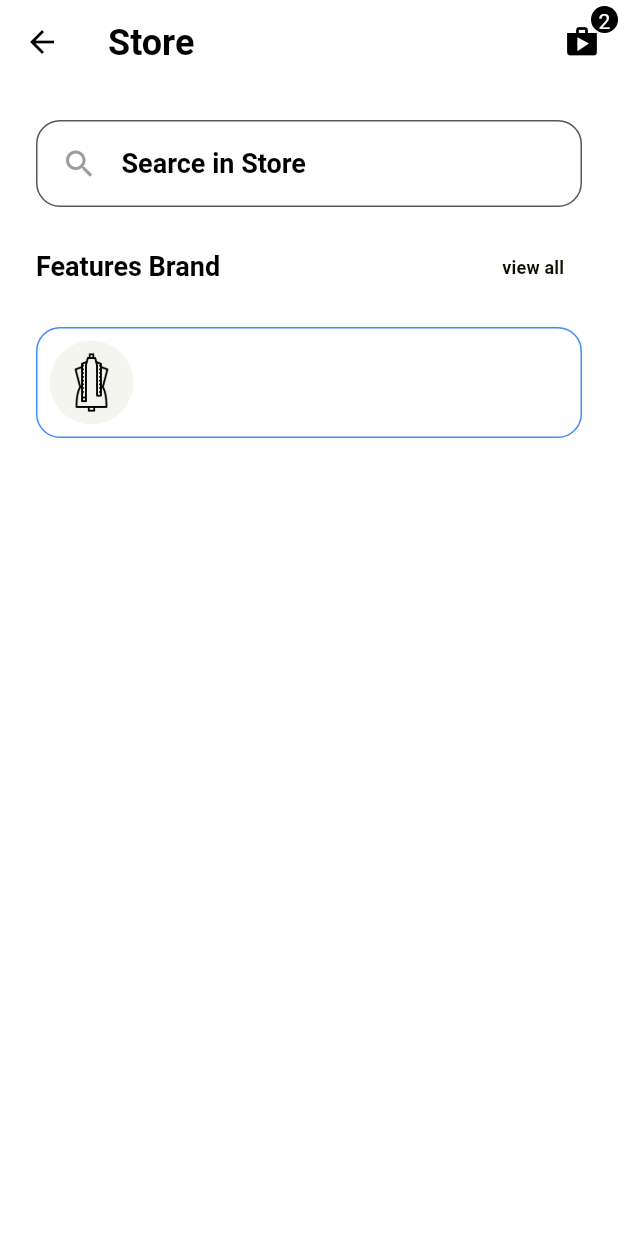
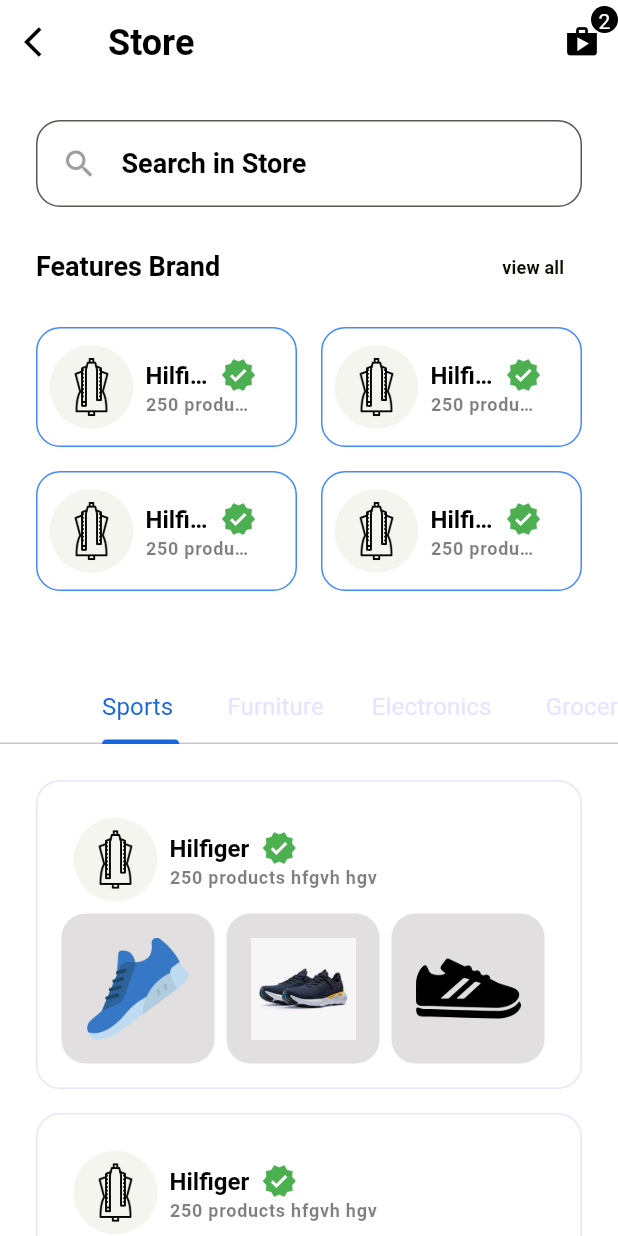
Before and after one commit to arnabislam/E_commerce_app, a Flutter app: the StoreView screen opened by its route, on a phone screen of 412 x 824 dp. Run offline on Flutter 3.47's test engine with Material 3 defaults, Android fonts, the phone set to English and light mode, and no system bars; our stand-ins replace carousel_slider, get, smooth_page_indicator.

Commit message:
store view  full done

```diff
--- a/lib/app/modules/home/views/home_view.dart
+++ b/lib/app/modules/home/views/home_view.dart
@@ -13,6 +13,7 @@ import 'package:get/get.dart';
 
 import '../../onboardimg/views/widgets/customShape/caro_slider.dart';
 import '../../onboardimg/views/widgets/customShape/circular_container.dart';
+import '../../onboardimg/views/widgets/customShape/grid_layout.dart';
 import '../../onboardimg/views/widgets/customShape/primaryHeader.dart';
 import '../../onboardimg/views/widgets/customShape/product_card_vertical.dart';
 import '../../onboardimg/views/widgets/customShape/rRoundedImage.dart';
@@ -102,19 +103,7 @@ class HomeView extends GetView<HomeController> {
                     textColor: Colors.black,
                     showActionbutton: true,
                   ),
-                  GridView.builder(
-                    shrinkWrap: true,
-                    itemCount: 8,
-                    padding: EdgeInsets.zero,
-                    physics: NeverScrollableScrollPhysics(),
-                    gridDelegate:
-                        const SliverGridDelegateWithFixedCrossAxisCount(
-                            crossAxisCount: 2,
-                            mainAxisExtent: 288,
-                            mainAxisSpacing: rSize.gridViewSpacing,
-                            crossAxisSpacing: rSize.gridViewSpacing),
-                    itemBuilder: (_, index) => rProductCardVertical(),
-                  )
+                  rGridLayout(itemCount: 4, itemBuilder: (_,index ) =>rProductCardVertical())
                   //  rProductCardVertical()
                 ],
               ),
--- /dev/null
+++ b/lib/app/modules/onboardimg/views/widgets/customShape/brand_show_case.dart
@@ -0,0 +1,48 @@
+import 'package:e_commerce/app/modules/onboardimg/views/widgets/customShape/rbrand_card.dart';
+import 'package:e_commerce/app/modules/onboardimg/views/widgets/customShape/rounded_container.dart';
+import 'package:flutter/material.dart';
+
+import '../../../../../../constant/colors.dart';
+import '../../../../../../device/helper_function.dart';
+import '../../../../../../utils/size.dart';
+class rBrandShowCase extends StatelessWidget {
+  const rBrandShowCase({
+    super.key,
+    required this.dark, required this.images,
+  });
+
+  final bool dark;
+  final List<String>images;
+
+  @override
+  Widget build(BuildContext context) {
+    return rRoundedContainer(
+      padding:EdgeInsets.all(rSize.md),
+      showBorder: true,
+      backgroundColor: Colors.transparent,
+      borderColor: rColors.darkGrey,
+      margin: EdgeInsets.only(bottom: rSize.spaceBtwItems),
+      child: Column(
+        children: [rbrand_card(dark: dark, showBorder: false),
+          Row(
+              mainAxisAlignment: MainAxisAlignment.center,
+              children:
+              images.map((image)=>brandTopProductImageWidget(image, context)).toList()
+          )
+        ],
+      ),
+
+    );
+  }
+}
+
+Widget brandTopProductImageWidget(String image,context){
+  return   Expanded(
+    child: rRoundedContainer(height: 100,
+      backgroundColor: TheHelperFunctions.isDarkMode(BuildContext, context)?rColors.light:rColors.disabledButton,
+      margin: EdgeInsets.only(right: rSize.sm),
+      padding: EdgeInsets.all(rSize.md),
+      child: Image(image:AssetImage(image),fit: BoxFit.cover,),
+    ),
+  );
+}
--- /dev/null
+++ b/lib/app/modules/onboardimg/views/widgets/customShape/category_tab.dart
@@ -0,0 +1,52 @@
+import 'package:e_commerce/app/modules/onboardimg/views/widgets/customShape/grid_layout.dart';
+import 'package:e_commerce/app/modules/onboardimg/views/widgets/customShape/product_card_vertical.dart';
+import 'package:e_commerce/app/modules/onboardimg/views/widgets/customShape/section_heading.dart';
+import 'package:flutter/material.dart';
+
+import '../../../../../../constant/imageString.dart';
+import '../../../../../../utils/size.dart';
+import 'brand_show_case.dart';
+
+class rCategoryTab extends StatelessWidget {
+  const rCategoryTab({super.key, required this.dark});
+
+  final bool dark;
+  @override
+  Widget build(BuildContext context) {
+    return ListView(
+      shrinkWrap: true,
+      physics: NeverScrollableScrollPhysics(),
+      children: [
+        Padding(
+          padding: EdgeInsets.all(rSize.defaultSpace),
+          child: Column(
+            children: [
+              rBrandShowCase(
+                images: const [
+                  rImageString.productImage1,
+                  rImageString.productImage2,
+                  rImageString.productImage3
+                ],
+                dark: dark,
+              ),
+
+              rBrandShowCase(
+                images: const [
+                  rImageString.productImage1,
+                  rImageString.productImage2,
+                  rImageString.productImage3
+                ],
+                dark: dark,
+              ),
+
+              const rSectionHeading(title: "You might like", buttonTitle: "view all"),
+              const SizedBox(height: rSize.spaceBtwItems,),
+              rGridLayout(itemCount: 4, itemBuilder: (_,index)=>const rProductCardVertical()),
+            ],
+          ),
+        ),
+      ],
+
+    );
+  }
+}
--- /dev/null
+++ b/lib/app/modules/onboardimg/views/widgets/customShape/grid_layout.dart
@@ -0,0 +1,33 @@
+import 'package:flutter/material.dart';
+
+import '../../../../../../utils/size.dart';
+class rGridLayout extends StatelessWidget {
+  const rGridLayout({
+    super.key,
+    required this.itemCount,
+    this.mainAxisExtent=288,
+    required this.itemBuilder,
+  });
+  final int itemCount;
+  final double?mainAxisExtent;
+  final Widget? Function (BuildContext,int)itemBuilder;
+  @override
+  Widget build(BuildContext context) {
+    return GridView.builder(
+
+      shrinkWrap: true,
+      itemCount: itemCount,
+      padding: EdgeInsets.zero,
+      physics: NeverScrollableScrollPhysics(),
+      gridDelegate:
+      SliverGridDelegateWithFixedCrossAxisCount(
+
+          crossAxisCount: 2,
+          mainAxisExtent: mainAxisExtent,
+          mainAxisSpacing: rSize.gridViewSpacing,
+          crossAxisSpacing: rSize.gridViewSpacing),
+      //itemBuilder: (_, index) => rProductCardVertical(),
+      itemBuilder: itemBuilder,
+    );
+  }
+}
--- a/lib/app/modules/onboardimg/views/widgets/customShape/product_card_vertical.dart
+++ b/lib/app/modules/onboardimg/views/widgets/customShape/product_card_vertical.dart
@@ -1,6 +1,8 @@
 import 'package:e_commerce/app/modules/onboardimg/views/widgets/customShape/circular_container.dart';
 import 'package:e_commerce/app/modules/onboardimg/views/widgets/customShape/product_title_text.dart';
 import 'package:e_commerce/app/modules/onboardimg/views/widgets/customShape/rRoundedImage.dart';
+import 'package:e_commerce/app/modules/onboardimg/views/widgets/customShape/rbrand_title_text.dart';
+import 'package:e_commerce/app/modules/onboardimg/views/widgets/customShape/rbrandtitletext_with_verified_icon.dart';
 import 'package:e_commerce/app/modules/onboardimg/views/widgets/customShape/rounded_container.dart';
 import 'package:e_commerce/constant/colors.dart';
 import 'package:e_commerce/device/helper_function.dart';
@@ -72,36 +74,20 @@ class rProductCardVertical extends StatelessWidget {
                     ],
                   ),
                 ),
-                Padding(
-                  padding: const EdgeInsets.only(left: rSize.sm),
+                const Padding(
+                  padding: EdgeInsets.only(left: rSize.sm),
                   child: Column(
                     crossAxisAlignment: CrossAxisAlignment.start,
                     mainAxisAlignment: MainAxisAlignment.center,
                     children: [
-                      const rProductTitleText(
+                      rProductTitleText(
                         title: 'Black Hilfiger shoes',
                         smallSize: true,
                       ),
-                      const SizedBox(
+                      SizedBox(
                         height: rSize.spaceBtwItems / 2,
                       ),
-                      Row(
-                        children: [
-                          Text(
-                            "Hilfiger",
-                            overflow: TextOverflow.ellipsis,
-                            maxLines: 1,
-                            style: Theme.of(context).textTheme.labelMedium,
-                          ),
-                          const SizedBox(
-                            width: rSize.sm,
-                          ),
-                          Icon(
-                            Icons.verified,
-                            color: Colors.green,
-                          )
-                        ],
-                      ),
+                    RbrandTitleTextWithIcon(title: "Hilfiger"),
                     ],
                   ),
                 ),
--- /dev/null
+++ b/lib/app/modules/onboardimg/views/widgets/customShape/rbrand_card.dart
@@ -0,0 +1,56 @@
+import 'package:e_commerce/app/modules/onboardimg/views/widgets/customShape/r_circular_image.dart';
+import 'package:e_commerce/app/modules/onboardimg/views/widgets/customShape/rbrandtitletext_with_verified_icon.dart';
+import 'package:e_commerce/app/modules/onboardimg/views/widgets/customShape/rounded_container.dart';
+import 'package:flutter/material.dart';
+
+import '../../../../../../constant/enums.dart';
+import '../../../../../../utils/size.dart';
+
+class rbrand_card extends StatelessWidget {
+  const rbrand_card({
+    super.key,
+    required this.dark, this.onTap, required this.showBorder,
+  });
+
+  final bool dark;
+  final void Function()?onTap;
+  final bool showBorder;
+
+  @override
+  Widget build(BuildContext context) {
+    return InkWell(
+      onTap: onTap,
+      child: rRoundedContainer(
+        padding: EdgeInsets.all(rSize.sm),
+        showBorder: showBorder,
+        backgroundColor: Colors.transparent,
+        child: Row(
+          children: [
+            Flexible(
+              child: rCircularImage(
+                backgroundColour: Colors.transparent,
+                image: 'assets/images/dressmaker.png',
+                overlayColor: dark ? Colors.white : Colors.black,
+                dark: dark,
+              ),
+            ),
+            const SizedBox(
+              width: rSize.spaceBtwItems / 2,
+            ),
+            Expanded(
+              child: Column(
+                mainAxisSize: MainAxisSize.min,
+                crossAxisAlignment: CrossAxisAlignment.start,
+                children: [
+                  const RbrandTitleTextWithIcon(title: "Hilfiger",brandTextSize: TextSizes.large,),
+                  Text("250 products hfgvh hgv",overflow: TextOverflow.ellipsis,
+                    style: Theme.of(context).textTheme.labelMedium,)
+                ],
+              ),
+            )
+          ],
+        ),
+      ),
+    );
+  }
+}
--- /dev/null
+++ b/lib/app/modules/onboardimg/views/widgets/customShape/rbrand_title_text.dart
@@ -0,0 +1,35 @@
+import 'package:e_commerce/constant/enums.dart';
+import 'package:flutter/material.dart';
+class rBrandTitleText extends StatelessWidget {
+  const rBrandTitleText({
+    super.key,
+    this.color,
+    required this.title,
+     this.maxLines=1,
+    this.textAlign=TextAlign.center,
+     this.brandTextSize=TextSizes.small,
+  });
+
+  final Color?color;
+  final String title;
+  final int maxLines;
+  final TextAlign ? textAlign;
+  final TextSizes brandTextSize;
+
+
+  @override
+  Widget build(BuildContext context) {
+    return Text(
+      title,
+      overflow: TextOverflow.ellipsis,
+      maxLines: maxLines,
+      style: brandTextSize==TextSizes.small
+          ?Theme.of(context).textTheme.labelMedium!.apply(color: color)
+          :brandTextSize==TextSizes.medium
+          ?Theme.of(context).textTheme.bodyLarge!.apply(color: color)
+          :brandTextSize==TextSizes.large
+          ?Theme.of(context).textTheme.titleLarge!.apply(color: color)
+          :Theme.of(context).textTheme.bodyMedium!.apply(color: color)
+    );
+  }
+}
--- /dev/null
+++ b/lib/app/modules/onboardimg/views/widgets/customShape/rbrandtitletext_with_verified_icon.dart
@@ -0,0 +1,44 @@
+import 'package:e_commerce/app/modules/onboardimg/views/widgets/customShape/rbrand_title_text.dart';
+import 'package:e_commerce/constant/colors.dart';
+import 'package:e_commerce/constant/enums.dart';
+import 'package:flutter/material.dart';
+
+import '../../../../../../utils/size.dart';
+class RbrandTitleTextWithIcon extends StatelessWidget {
+  const RbrandTitleTextWithIcon({
+    super.key, required this.title,
+     this.maxLines=1,
+    this.textColor,
+    this.iconColor=Colors.blue,
+    this.textAlign,
+     this.brandTextSize=TextSizes.small,
+  });
+final String title;
+final int maxLines;
+final Color?textColor,iconColor;
+final TextAlign?textAlign;
+final TextSizes brandTextSize;
+  @override
+  Widget build(BuildContext context) {
+    return  Row(
+      mainAxisSize: MainAxisSize.min,
+      children: [
+        Flexible(child: rBrandTitleText(title: title,
+        color: textColor,
+          maxLines: maxLines,
+          textAlign: textAlign,
+          brandTextSize: brandTextSize,
+
+
+        )),
+        const SizedBox(
+          width: rSize.sm,
+        ),
+        const Icon(
+          Icons.verified,
+          color: Colors.green,
+        )
+      ],
+    );
+  }
+}
--- /dev/null
+++ b/lib/app/modules/onboardimg/views/widgets/customShape/tabbar.dart
@@ -0,0 +1,27 @@
+import 'package:e_commerce/constant/colors.dart';
+import 'package:e_commerce/device/deviceUtility.dart';
+import 'package:e_commerce/device/helper_function.dart';
+import 'package:flutter/material.dart';
+
+class rTabBar extends StatelessWidget implements PreferredSizeWidget{
+  const rTabBar({super.key, required this.tabs});
+final List<Widget>tabs;
+  @override
+  Widget build(BuildContext context) {
+    final dark=TheHelperFunctions.isDarkMode(BuildContext, context);
+    return  Material(
+      color: dark?rColors.textPrimary:rColors.textWhite,
+      child: TabBar(tabs: tabs,
+
+      isScrollable: true,
+      indicatorColor: rColors.primary,
+      labelColor: dark?rColors.textWhite:rColors.primary,
+      unselectedLabelColor: rColors.darkGrey,),
+
+    );
+  }
+
+  @override
+  // TODO: implement preferredSize
+  Size get preferredSize => Size.fromHeight(rDeviceUtils.getAppBarHeight());
+}
--- a/lib/app/modules/store/views/store_view.dart
+++ b/lib/app/modules/store/views/store_view.dart
@@ -1,8 +1,13 @@
+import 'package:e_commerce/app/modules/home/views/home_view.dart';
+import 'package:e_commerce/app/modules/onboardimg/views/widgets/customShape/category_tab.dart';
 import 'package:e_commerce/app/modules/onboardimg/views/widgets/customShape/rounded_container.dart';
 import 'package:e_commerce/app/modules/onboardimg/views/widgets/customShape/search_container.dart';
 import 'package:e_commerce/app/modules/onboardimg/views/widgets/customShape/section_heading.dart';
+import 'package:e_commerce/app/modules/onboardimg/views/widgets/customShape/tabbar.dart';
 import 'package:e_commerce/app/modules/onboardimg/views/widgets/productscart/cart_menu_icon.dart';
 import 'package:e_commerce/constant/colors.dart';
+import 'package:e_commerce/constant/enums.dart';
+import 'package:e_commerce/constant/imageString.dart';
 import 'package:e_commerce/device/helper_function.dart';
 import 'package:e_commerce/utils/appbar.dart';
 import 'package:e_commerce/utils/size.dart';
@@ -11,7 +16,11 @@ import 'package:flutter/material.dart';
 
 import 'package:get/get.dart';
 
+import '../../onboardimg/views/widgets/customShape/brand_show_case.dart';
+import '../../onboardimg/views/widgets/customShape/grid_layout.dart';
 import '../../onboardimg/views/widgets/customShape/r_circular_image.dart';
+import '../../onboardimg/views/widgets/customShape/rbrand_card.dart';
+import '../../onboardimg/views/widgets/customShape/rbrandtitletext_with_verified_icon.dart';
 import '../controllers/store_controller.dart';
 
 class StoreView extends StatefulWidget {
@@ -25,8 +34,15 @@ class _StoreViewState extends State<StoreView> {
   @override
   Widget build(BuildContext context) {
     final dark = TheHelperFunctions.isDarkMode(BuildContext, context);
-    return Scaffold(
+    return DefaultTabController(
+      length: 5,
+      child: Scaffold(
         appBar: AppBar(
+          leading: IconButton(
+              onPressed: () {
+                Get.back();
+              },
+              icon: Icon(Icons.arrow_back_ios)),
           title: Text(
             "Store",
             style: Theme.of(context).textTheme.headlineMedium,
@@ -54,13 +70,13 @@ class _StoreViewState extends State<StoreView> {
                       physics: NeverScrollableScrollPhysics(),
                       children: [
                         const rSearchContainer(
-                      text: "Searce in Store",
+                          text: "Search in Store",
                           icon: Icons.search,
                           showBackground: false,
                           showBorder: true,
                           padding: EdgeInsets.zero,
                         ),
-                    SizedBox(
+                        const SizedBox(
                           height: rSize.spaceBtwItems,
                         ),
                         rSectionHeading(
@@ -69,33 +85,56 @@ class _StoreViewState extends State<StoreView> {
                           onPressed: () {},
                           buttonTitle: "view all",
                         ),
-                    SizedBox(
+                        const SizedBox(
                           height: rSize.spaceBtwItems,
                         ),
-                    rRoundedContainer(
-                      padding: EdgeInsets.all(rSize.sm),
+                        rGridLayout(
+                            itemCount: 4,
+                            mainAxisExtent: 80,
+                            itemBuilder: (_, index) {
+                              return rbrand_card(
+                                dark: dark,
                                 showBorder: true,
-                      backgroundColor: Colors.transparent,
-                      child: Row(
-                        children: [
-                          rCircularImage(
-                            backgroundColour: Colors.transparent,
-                            image: 'assets/images/dressmaker.png',
-                            overlayColor: dark ? Colors.white : Colors.black,
-                            dark: dark,
-                          ),
-                          SizedBox(width: rSize.spaceBtwItems/2,),
-
-                        ],
-                      ),
-                    )
+                              );
+                            })
                       ],
                     ),
                   ),
-            )
+                  bottom: const rTabBar(tabs: [
+                    Tab(
+                      child: Text("Sports "),
+                    ),
+                    Tab(
+                      child: Text("Furniture"),
+                    ),
+                    Tab(
+                      child: Text("Electronics "),
+                    ),
+                    Tab(
+                      child: Text("Groceries "),
+                    ),
+                    Tab(
+                      child: Text("Cloths "),
+                    ),
+                  ]))
             ];
           },
-        body: Container(),
+          body: TabBarView(children: [
+            rCategoryTab(dark: dark),
+            rCategoryTab(dark: dark),
+            rCategoryTab(dark: dark),
+            rCategoryTab(dark: dark),
+            rCategoryTab(dark: dark),
+
+
+
+
+
+
+
+
+          ]),
+        ),
       ),
     );
   }
--- a/lib/constant/colors.dart
+++ b/lib/constant/colors.dart
@@ -18,7 +18,7 @@ class rColors{
   //backgroundColor
 
   static Color dark=Color(0xff0f0f01);
-  static Color light=Color(0xff575753);
+  static Color light=Color(0xfffafaf3);
   static Color prinmarybackground=Color(0xfff5f5f0);
 
 
@@ -29,9 +29,9 @@ class rColors{
 
 
 
-  static Color Darkgrey=Color(0xffE1DFDFFF);
+  static Color Darkgrey=const Color(0xffe1dfdfff);
   static Color Black=Colors.black;
-  static Color darkGrey=Color(0xffE1E1E1FF);
+  static Color darkGrey=Color(0xffe1e1e1ff);
 
 
 
--- a/lib/constant/enums.dart
+++ b/lib/constant/enums.dart
@@ -1,2 +1,2 @@
-enum TextSize{small,medium,large}
+enum TextSizes{small,medium,large}
 enum order{processing,shipped,delivered,large}
--- a/lib/constant/imageString.dart
+++ b/lib/constant/imageString.dart
@@ -8,4 +8,7 @@ class rImageString{
 
 
   static const String onBoardingImage="assets/images/online_shop.jpg";
+  static const String productImage1="assets/images/sneakers.png";
+  static const String productImage2="assets/images/product.jpg";
+  static const String productImage3="assets/images/sport-shoe.png";
 }
```
Lines whose indentation alone changed are shown as unchanged.
